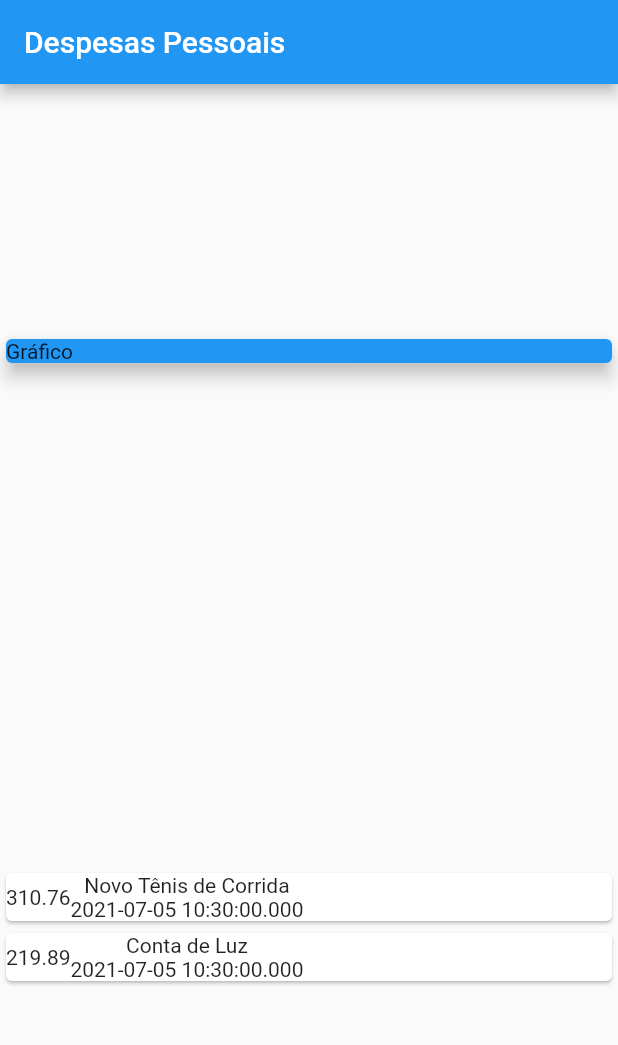
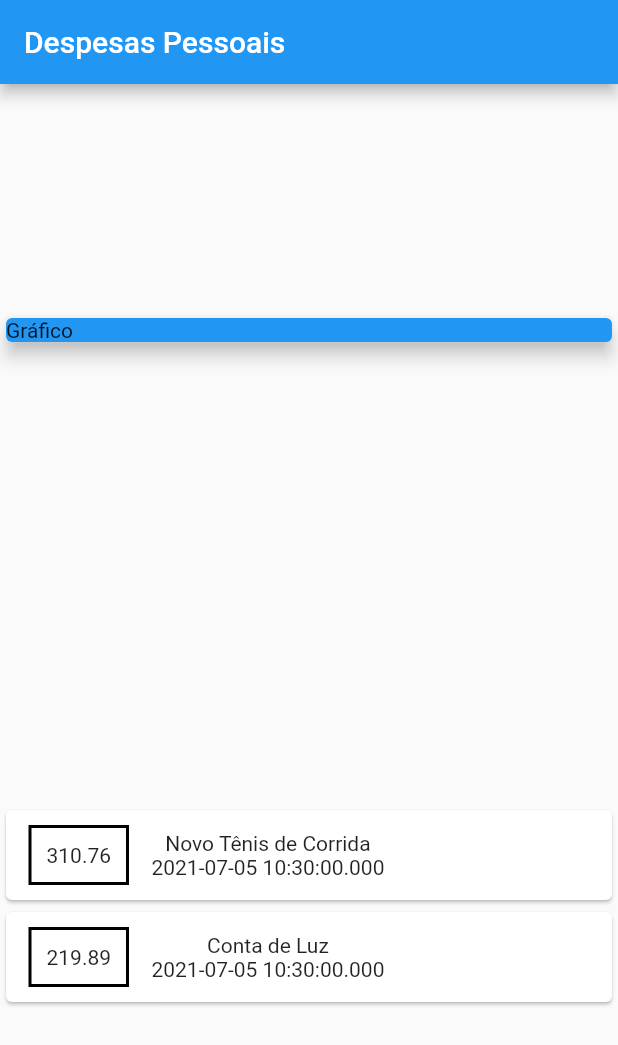
Before and after one commit to gabrielkussler/app-despesas, a Flutter app: the screen it shows after launch, on a phone screen of 412 x 824 dp. Shown: the top 1045 px of the screen. Run offline on Flutter 3.47's test engine with Material 2 defaults, Android fonts, the phone set to English and light mode, and no system bars.

Commit message:
estilizando layout do container para o preço das transactions

```diff
--- a/lib/main.dart
+++ b/lib/main.dart
@@ -1,4 +1,5 @@
 import 'package:appdespesasflutter/Models/transaction.dart';
+import 'package:flutter/cupertino.dart';
 import 'package:flutter/material.dart';
 
 main() => runApp(ExpensesApp());
@@ -50,13 +51,20 @@ class MyHomePage extends StatelessWidget {
                 child: Row(
                   children: [
                     Container(
+                      margin: EdgeInsets.symmetric(
+                        horizontal: 15,
+                        vertical: 10,
+                      ),
+                      decoration: BoxDecoration(
+                        border: Border.all(color: Colors.black,
+                        width: 2,
+                        )
+                      ),
+                      padding: EdgeInsets.all(10),
                       child: Text(tr.value.toString()),
                     ),
                     Column(
-                      children: [
-                        Text(tr.title),
-                        Text(tr.date.toString())
-                      ],
+                      children: [Text(tr.title), Text(tr.date.toString())],
                     )
                   ],
                 ),
```
